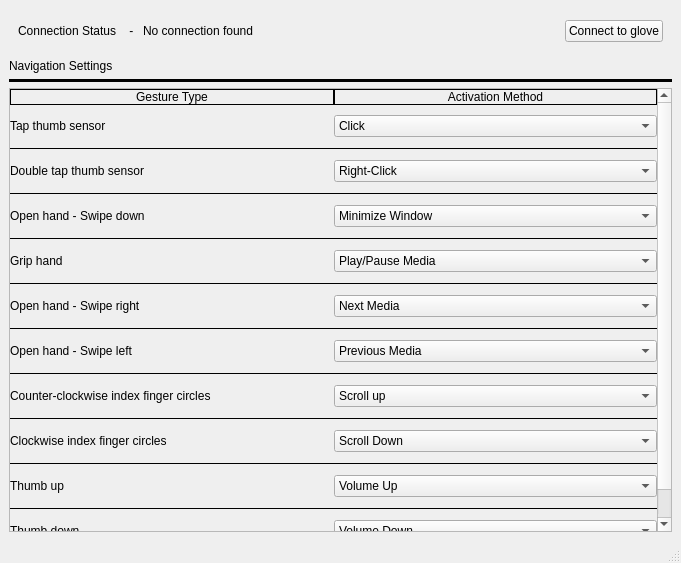
Before: the Qt Designer form Prototype_Settings.ui in Ajk212/Senior-Design-Group-4, drawn with Qt 5.
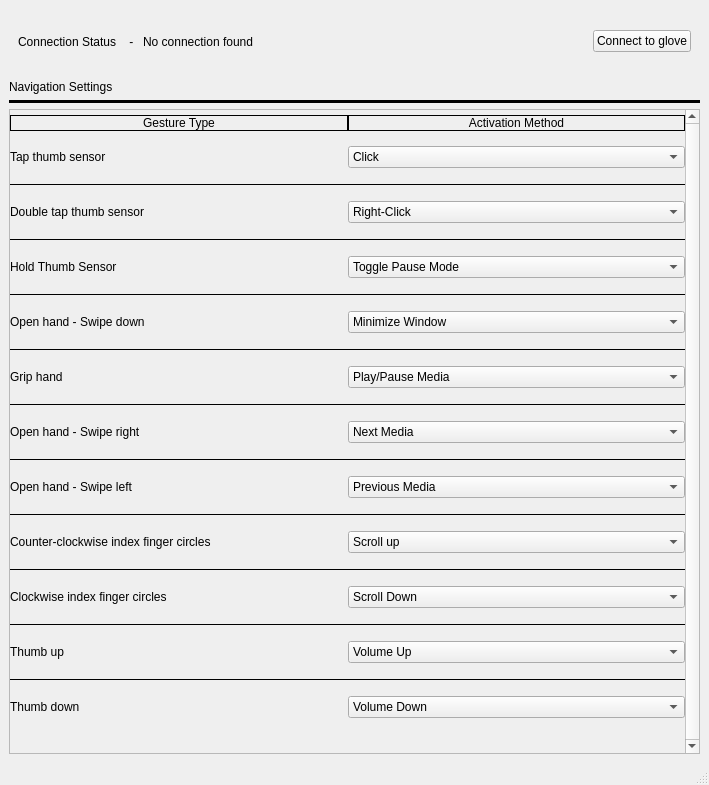
After: the same form once the commit is applied.

The edit to the form file:
```diff
--- a/Prototype_Settings.ui
+++ b/Prototype_Settings.ui
@@ -6,8 +6,8 @@
    <rect>
     <x>0</x>
     <y>0</y>
-    <width>681</width>
-    <height>563</height>
+    <width>709</width>
+    <height>785</height>
    </rect>
   </property>
   <property name="sizePolicy">
@@ -113,8 +113,8 @@
         <rect>
          <x>0</x>
          <y>0</y>
-         <width>644</width>
-         <height>462</height>
+         <width>672</width>
+         <height>646</height>
         </rect>
        </property>
        <property name="sizePolicy">
@@ -142,16 +142,43 @@
         <property name="verticalSpacing">
          <number>10</number>
         </property>
-        <item row="11" column="1">
-         <widget class="QComboBox" name="openHand_swipeLeft_combo">
+        <item row="5" column="0">
+         <widget class="QLabel" name="label_16">
+          <property name="text">
+           <string>Hold Thumb Sensor</string>
+          </property>
+         </widget>
+        </item>
+        <item row="2" column="1">
+         <widget class="Line" name="line_3">
+          <property name="frameShadow">
+           <enum>QFrame::Plain</enum>
+          </property>
+          <property name="orientation">
+           <enum>Qt::Horizontal</enum>
+          </property>
+         </widget>
+        </item>
+        <item row="21" column="1">
+         <widget class="QComboBox" name="thumbsDown_combo">
           <item>
            <property name="text">
-            <string>Previous Media</string>
+            <string>Volume Down</string>
            </property>
           </item>
          </widget>
         </item>
-        <item row="12" column="0">
+        <item row="10" column="0">
+         <widget class="Line" name="line_8">
+          <property name="frameShadow">
+           <enum>QFrame::Plain</enum>
+          </property>
+          <property name="orientation">
+           <enum>Qt::Horizontal</enum>
+          </property>
+         </widget>
+        </item>
+        <item row="14" column="0">
          <widget class="Line" name="line_12">
           <property name="frameShadow">
            <enum>QFrame::Plain</enum>
@@ -161,48 +188,18 @@
           </property>
          </widget>
         </item>
-        <item row="0" column="0">
-         <widget class="QLabel" name="label_14">
-          <property name="sizePolicy">
-           <sizepolicy hsizetype="Preferred" vsizetype="Fixed">
-            <horstretch>0</horstretch>
-            <verstretch>0</verstretch>
-           </sizepolicy>
+        <item row="12" column="0">
+         <widget class="Line" name="line_10">
+          <property name="frameShadow">
+           <enum>QFrame::Plain</enum>
           </property>
-          <property name="frameShape">
-           <enum>QFrame::Box</enum>
+          <property name="orientation">
+           <enum>Qt::Horizontal</enum>
           </property>
-          <property name="text">
-           <string>Gesture Type</string>
-          </property>
-          <property name="textFormat">
-           <enum>Qt::AutoText</enum>
-          </property>
-          <property name="alignment">
-           <set>Qt::AlignCenter</set>
-          </property>
          </widget>
         </item>
-        <item row="9" column="1">
-         <widget class="QComboBox" name="openHand_swipeRight_combo">
-          <item>
-           <property name="text">
-            <string>Next Media</string>
-           </property>
-          </item>
-         </widget>
-        </item>
-        <item row="5" column="1">
-         <widget class="QComboBox" name="openHand_swipeDown_combo">
-          <item>
-           <property name="text">
-            <string>Minimize Window</string>
-           </property>
-          </item>
-         </widget>
-        </item>
-        <item row="4" column="0">
-         <widget class="Line" name="line_4">
+        <item row="18" column="1">
+         <widget class="Line" name="line_17">
           <property name="frameShadow">
            <enum>QFrame::Plain</enum>
           </property>
@@ -220,35 +217,14 @@
           </item>
          </widget>
         </item>
-        <item row="19" column="1">
-         <widget class="QComboBox" name="thumbsDown_combo">
-          <item>
-           <property name="text">
-            <string>Volume Down</string>
-           </property>
-          </item>
-         </widget>
-        </item>
-        <item row="1" column="1">
-         <widget class="QComboBox" name="tap_thumb_combo">
-          <item>
-           <property name="text">
-            <string>Click</string>
-           </property>
-          </item>
-         </widget>
-        </item>
-        <item row="2" column="1">
-         <widget class="Line" name="line_3">
-          <property name="frameShadow">
-           <enum>QFrame::Plain</enum>
+        <item row="21" column="0">
+         <widget class="QLabel" name="label_13">
+          <property name="text">
+           <string>Thumb down</string>
           </property>
-          <property name="orientation">
-           <enum>Qt::Horizontal</enum>
-          </property>
          </widget>
         </item>
-        <item row="8" column="1">
+        <item row="10" column="1">
          <widget class="Line" name="line_9">
           <property name="frameShadow">
            <enum>QFrame::Plain</enum>
@@ -258,52 +234,111 @@
           </property>
          </widget>
         </item>
-        <item row="16" column="0">
-         <widget class="Line" name="line_16">
-          <property name="frameShadow">
-           <enum>QFrame::Plain</enum>
-          </property>
-          <property name="orientation">
-           <enum>Qt::Horizontal</enum>
-          </property>
+        <item row="15" column="1">
+         <widget class="QComboBox" name="CCW_index_combo">
+          <item>
+           <property name="text">
+            <string>Scroll up</string>
+           </property>
+          </item>
          </widget>
         </item>
-        <item row="14" column="0">
-         <widget class="Line" name="line_14">
-          <property name="frameShadow">
-           <enum>QFrame::Plain</enum>
-          </property>
-          <property name="orientation">
-           <enum>Qt::Horizontal</enum>
-          </property>
+        <item row="19" column="1">
+         <widget class="QComboBox" name="thumbsUp_combo">
+          <item>
+           <property name="text">
+            <string>Volume Up</string>
+           </property>
+          </item>
          </widget>
         </item>
         <item row="7" column="0">
-         <widget class="QLabel" name="label_5">
+         <widget class="QLabel" name="label_6">
           <property name="text">
-           <string>Grip hand</string>
+           <string>Open hand - Swipe down</string>
+          </property>
+         </widget>
+        </item>
+        <item row="11" column="1">
+         <widget class="QComboBox" name="openHand_swipeRight_combo">
+          <item>
+           <property name="text">
+            <string>Next Media</string>
+           </property>
+          </item>
+         </widget>
+        </item>
+        <item row="22" column="1">
+         <spacer name="verticalSpacer_2">
+          <property name="orientation">
+           <enum>Qt::Vertical</enum>
+          </property>
+          <property name="sizeType">
+           <enum>QSizePolicy::Fixed</enum>
+          </property>
+          <property name="sizeHint" stdset="0">
+           <size>
+            <width>20</width>
+            <height>20</height>
+           </size>
+          </property>
+         </spacer>
+        </item>
+        <item row="20" column="1">
+         <widget class="Line" name="line_19">
+          <property name="frameShadow">
+           <enum>QFrame::Plain</enum>
+          </property>
+          <property name="orientation">
+           <enum>Qt::Horizontal</enum>
           </property>
          </widget>
         </item>
         <item row="11" column="0">
+         <widget class="QLabel" name="label_8">
+          <property name="text">
+           <string>Open hand - Swipe right</string>
+          </property>
+         </widget>
+        </item>
+        <item row="16" column="0">
+         <widget class="Line" name="line_14">
+          <property name="frameShadow">
+           <enum>QFrame::Plain</enum>
+          </property>
+          <property name="orientation">
+           <enum>Qt::Horizontal</enum>
+          </property>
+         </widget>
+        </item>
+        <item row="12" column="1">
+         <widget class="Line" name="line_11">
+          <property name="frameShadow">
+           <enum>QFrame::Plain</enum>
+          </property>
+          <property name="orientation">
+           <enum>Qt::Horizontal</enum>
+          </property>
+         </widget>
+        </item>
+        <item row="13" column="0">
          <widget class="QLabel" name="label_9">
           <property name="text">
            <string>Open hand - Swipe left</string>
           </property>
          </widget>
         </item>
-        <item row="4" column="1">
-         <widget class="Line" name="line_5">
-          <property name="frameShadow">
-           <enum>QFrame::Plain</enum>
-          </property>
-          <property name="orientation">
-           <enum>Qt::Horizontal</enum>
-          </property>
+        <item row="9" column="1">
+         <widget class="QComboBox" name="grip_hand_combo">
+          <item>
+           <property name="text">
+            <string>Play/Pause Media</string>
+           </property>
+          </item>
          </widget>
         </item>
-        <item row="6" column="0">
-         <widget class="Line" name="line_6">
+        <item row="2" column="0">
+         <widget class="Line" name="line_2">
           <property name="frameShadow">
            <enum>QFrame::Plain</enum>
           </property>
@@ -312,49 +347,13 @@
           </property>
          </widget>
         </item>
-        <item row="17" column="0">
+        <item row="19" column="0">
          <widget class="QLabel" name="label_12">
           <property name="text">
            <string>Thumb up</string>
           </property>
          </widget>
         </item>
-        <item row="5" column="0">
-         <widget class="QLabel" name="label_6">
-          <property name="text">
-           <string>Open hand - Swipe down</string>
-          </property>
-         </widget>
-        </item>
-        <item row="12" column="1">
-         <widget class="Line" name="line_13">
-          <property name="frameShadow">
-           <enum>QFrame::Plain</enum>
-          </property>
-          <property name="orientation">
-           <enum>Qt::Horizontal</enum>
-          </property>
-         </widget>
-        </item>
-        <item row="15" column="1">
-         <widget class="QComboBox" name="CW_index_combo">
-          <item>
-           <property name="text">
-            <string>Scroll Down</string>
-           </property>
-          </item>
-         </widget>
-        </item>
-        <item row="18" column="0">
-         <widget class="Line" name="line_18">
-          <property name="frameShadow">
-           <enum>QFrame::Plain</enum>
-          </property>
-          <property name="orientation">
-           <enum>Qt::Horizontal</enum>
-          </property>
-         </widget>
-        </item>
         <item row="1" column="0">
          <widget class="QLabel" name="label_2">
           <property name="frameShape">
@@ -365,107 +364,15 @@
           </property>
          </widget>
         </item>
-        <item row="10" column="0">
-         <widget class="Line" name="line_10">
-          <property name="frameShadow">
-           <enum>QFrame::Plain</enum>
-          </property>
-          <property name="orientation">
-           <enum>Qt::Horizontal</enum>
-          </property>
-         </widget>
-        </item>
-        <item row="8" column="0">
-         <widget class="Line" name="line_8">
-          <property name="frameShadow">
-           <enum>QFrame::Plain</enum>
-          </property>
-          <property name="orientation">
-           <enum>Qt::Horizontal</enum>
-          </property>
-         </widget>
-        </item>
-        <item row="17" column="1">
-         <widget class="QComboBox" name="thumbsUp_combo">
-          <item>
-           <property name="text">
-            <string>Volume Up</string>
-           </property>
-          </item>
-         </widget>
-        </item>
-        <item row="16" column="1">
-         <widget class="Line" name="line_17">
-          <property name="frameShadow">
-           <enum>QFrame::Plain</enum>
-          </property>
-          <property name="orientation">
-           <enum>Qt::Horizontal</enum>
-          </property>
-         </widget>
-        </item>
-        <item row="10" column="1">
-         <widget class="Line" name="line_11">
-          <property name="frameShadow">
-           <enum>QFrame::Plain</enum>
-          </property>
-          <property name="orientation">
-           <enum>Qt::Horizontal</enum>
-          </property>
-         </widget>
-        </item>
-        <item row="6" column="1">
-         <widget class="Line" name="line_7">
-          <property name="frameShadow">
-           <enum>QFrame::Plain</enum>
-          </property>
-          <property name="orientation">
-           <enum>Qt::Horizontal</enum>
-          </property>
-         </widget>
-        </item>
-        <item row="3" column="0">
-         <widget class="QLabel" name="label_4">
-          <property name="text">
-           <string>Double tap thumb sensor</string>
-          </property>
-         </widget>
-        </item>
-        <item row="9" column="0">
-         <widget class="QLabel" name="label_8">
-          <property name="text">
-           <string>Open hand - Swipe right</string>
-          </property>
-         </widget>
-        </item>
-        <item row="18" column="1">
-         <widget class="Line" name="line_19">
-          <property name="frameShadow">
-           <enum>QFrame::Plain</enum>
-          </property>
-          <property name="orientation">
-           <enum>Qt::Horizontal</enum>
-          </property>
-         </widget>
-        </item>
-        <item row="15" column="0">
+        <item row="17" column="0">
          <widget class="QLabel" name="label_11">
           <property name="text">
            <string>Clockwise index finger circles</string>
           </property>
          </widget>
         </item>
-        <item row="7" column="1">
-         <widget class="QComboBox" name="grip_hand_combo">
-          <item>
-           <property name="text">
-            <string>Play/Pause Media</string>
-           </property>
-          </item>
-         </widget>
-        </item>
         <item row="14" column="1">
-         <widget class="Line" name="line_15">
+         <widget class="Line" name="line_13">
           <property name="frameShadow">
            <enum>QFrame::Plain</enum>
           </property>
@@ -474,8 +381,30 @@
           </property>
          </widget>
         </item>
-        <item row="2" column="0">
-         <widget class="Line" name="line_2">
+        <item row="0" column="0">
+         <widget class="QLabel" name="label_14">
+          <property name="sizePolicy">
+           <sizepolicy hsizetype="Preferred" vsizetype="Fixed">
+            <horstretch>0</horstretch>
+            <verstretch>0</verstretch>
+           </sizepolicy>
+          </property>
+          <property name="frameShape">
+           <enum>QFrame::Box</enum>
+          </property>
+          <property name="text">
+           <string>Gesture Type</string>
+          </property>
+          <property name="textFormat">
+           <enum>Qt::AutoText</enum>
+          </property>
+          <property name="alignment">
+           <set>Qt::AlignCenter</set>
+          </property>
+         </widget>
+        </item>
+        <item row="6" column="1">
+         <widget class="Line" name="line_5">
           <property name="frameShadow">
            <enum>QFrame::Plain</enum>
           </property>
@@ -484,22 +413,112 @@
           </property>
          </widget>
         </item>
-        <item row="13" column="0">
+        <item row="22" column="0">
+         <spacer name="verticalSpacer">
+          <property name="orientation">
+           <enum>Qt::Vertical</enum>
+          </property>
+          <property name="sizeType">
+           <enum>QSizePolicy::Fixed</enum>
+          </property>
+          <property name="sizeHint" stdset="0">
+           <size>
+            <width>20</width>
+            <height>20</height>
+           </size>
+          </property>
+         </spacer>
+        </item>
+        <item row="7" column="1">
+         <widget class="QComboBox" name="openHand_swipeDown_combo">
+          <item>
+           <property name="text">
+            <string>Minimize Window</string>
+           </property>
+          </item>
+         </widget>
+        </item>
+        <item row="17" column="1">
+         <widget class="QComboBox" name="CW_index_combo">
+          <item>
+           <property name="text">
+            <string>Scroll Down</string>
+           </property>
+          </item>
+         </widget>
+        </item>
+        <item row="6" column="0">
+         <widget class="Line" name="line_4">
+          <property name="frameShadow">
+           <enum>QFrame::Plain</enum>
+          </property>
+          <property name="orientation">
+           <enum>Qt::Horizontal</enum>
+          </property>
+         </widget>
+        </item>
+        <item row="20" column="0">
+         <widget class="Line" name="line_18">
+          <property name="frameShadow">
+           <enum>QFrame::Plain</enum>
+          </property>
+          <property name="orientation">
+           <enum>Qt::Horizontal</enum>
+          </property>
+         </widget>
+        </item>
+        <item row="15" column="0">
          <widget class="QLabel" name="label_10">
           <property name="text">
            <string>Counter-clockwise index finger circles</string>
           </property>
          </widget>
         </item>
+        <item row="8" column="1">
+         <widget class="Line" name="line_7">
+          <property name="frameShadow">
+           <enum>QFrame::Plain</enum>
+          </property>
+          <property name="orientation">
+           <enum>Qt::Horizontal</enum>
+          </property>
+         </widget>
+        </item>
         <item row="13" column="1">
-         <widget class="QComboBox" name="CCW_index_combo">
+         <widget class="QComboBox" name="openHand_swipeLeft_combo">
           <item>
            <property name="text">
-            <string>Scroll up</string>
+            <string>Previous Media</string>
            </property>
           </item>
          </widget>
         </item>
+        <item row="9" column="0">
+         <widget class="QLabel" name="label_5">
+          <property name="text">
+           <string>Grip hand</string>
+          </property>
+         </widget>
+        </item>
+        <item row="1" column="1">
+         <widget class="QComboBox" name="tap_thumb_combo">
+          <item>
+           <property name="text">
+            <string>Click</string>
+           </property>
+          </item>
+         </widget>
+        </item>
+        <item row="8" column="0">
+         <widget class="Line" name="line_6">
+          <property name="frameShadow">
+           <enum>QFrame::Plain</enum>
+          </property>
+          <property name="orientation">
+           <enum>Qt::Horizontal</enum>
+          </property>
+         </widget>
+        </item>
         <item row="0" column="1">
          <widget class="QLabel" name="label_15">
           <property name="sizePolicy">
@@ -519,44 +538,61 @@
           </property>
          </widget>
         </item>
-        <item row="19" column="0">
-         <widget class="QLabel" name="label_13">
+        <item row="3" column="0">
+         <widget class="QLabel" name="label_4">
           <property name="text">
-           <string>Thumb down</string>
+           <string>Double tap thumb sensor</string>
           </property>
          </widget>
         </item>
-        <item row="20" column="0">
-         <spacer name="verticalSpacer">
+        <item row="18" column="0">
+         <widget class="Line" name="line_16">
+          <property name="frameShadow">
+           <enum>QFrame::Plain</enum>
+          </property>
           <property name="orientation">
-           <enum>Qt::Vertical</enum>
+           <enum>Qt::Horizontal</enum>
           </property>
-          <property name="sizeType">
-           <enum>QSizePolicy::Fixed</enum>
+         </widget>
+        </item>
+        <item row="16" column="1">
+         <widget class="Line" name="line_15">
+          <property name="frameShadow">
+           <enum>QFrame::Plain</enum>
           </property>
-          <property name="sizeHint" stdset="0">
-           <size>
-            <width>20</width>
-            <height>20</height>
-           </size>
+          <property name="orientation">
+           <enum>Qt::Horizontal</enum>
           </property>
-         </spacer>
+         </widget>
         </item>
-        <item row="20" column="1">
-         <spacer name="verticalSpacer_2">
+        <item row="4" column="0">
+         <widget class="Line" name="line_20">
+          <property name="frameShadow">
+           <enum>QFrame::Plain</enum>
+          </property>
           <property name="orientation">
-           <enum>Qt::Vertical</enum>
+           <enum>Qt::Horizontal</enum>
           </property>
-          <property name="sizeType">
-           <enum>QSizePolicy::Fixed</enum>
+         </widget>
+        </item>
+        <item row="5" column="1">
+         <widget class="QComboBox" name="hold_thumb_combo">
+          <item>
+           <property name="text">
+            <string>Toggle Pause Mode</string>
+           </property>
+          </item>
+         </widget>
+        </item>
+        <item row="4" column="1">
+         <widget class="Line" name="line_21">
+          <property name="frameShadow">
+           <enum>QFrame::Plain</enum>
           </property>
-          <property name="sizeHint" stdset="0">
-           <size>
-            <width>20</width>
-            <height>20</height>
-           </size>
+          <property name="orientation">
+           <enum>Qt::Horizontal</enum>
           </property>
-         </spacer>
+         </widget>
         </item>
        </layout>
       </widget>
```
